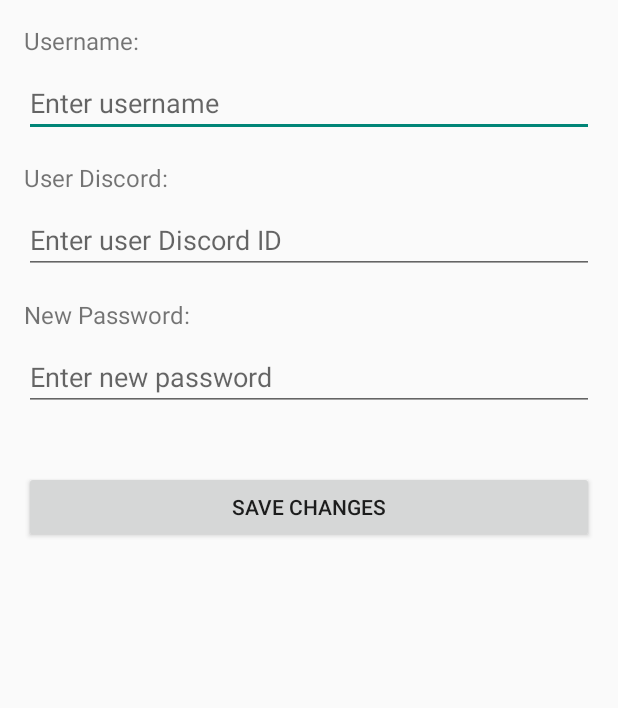
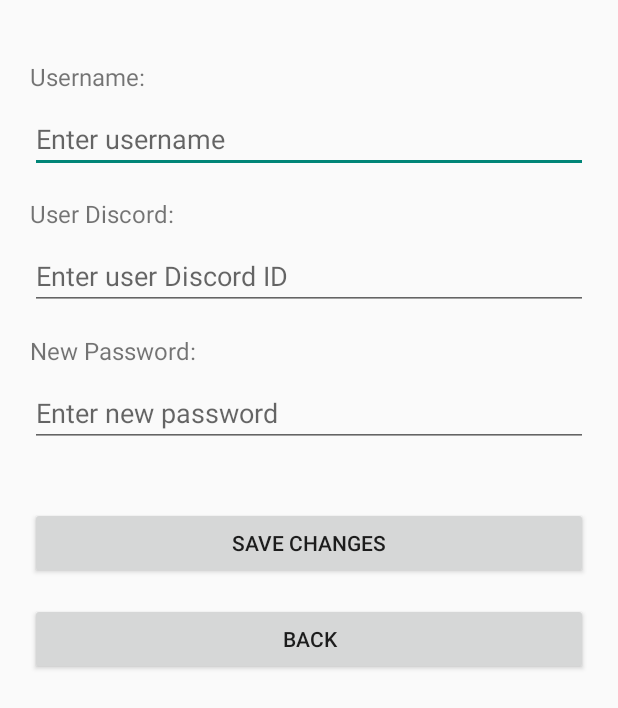
Before and after one commit to samuerudes/HoloTask, an Android app: the accountDetails screen opened directly, with no data from a screen before it, on a phone screen of 412 x 824 dp. Shown: the top 708 px of the screen. Run offline under Robolectric (Android 15) with nearby library versions, the phone set to English and light mode, and no system bars; our stand-ins replace Firebase (no records; nobody signed in at launch, a user with empty details on screens opened directly).

Commit message:
minor changes to accountDetails page

```diff
--- a/app/src/main/java/com/itproject/holotask/accountDetails.java
+++ b/app/src/main/java/com/itproject/holotask/accountDetails.java
@@ -38,6 +38,7 @@ public class accountDetails extends AppCompatActivity {
         editTextUserDiscord = findViewById(R.id.editTextUserDiscord);
         editTextNewPassword = findViewById(R.id.editTextNewPassword);
         buttonSaveChanges = findViewById(R.id.buttonSaveChanges);
+        Button buttonBack = findViewById(R.id.buttonBack);
 
         // Initialize Firebase components
         db = FirebaseFirestore.getInstance();
@@ -59,6 +60,15 @@ public class accountDetails extends AppCompatActivity {
             @Override
             public void onClick(View v) {
                 saveChanges();
+            }
+        });
+
+        buttonBack.setOnClickListener(new View.OnClickListener() {
+            @Override
+            public void onClick(View v) {
+                // Navigate back to MainActivity
+                startActivity(new Intent(accountDetails.this, MainActivity.class));
+                finish(); // Close the current activity
             }
         });
     }
--- a/app/src/main/res/layout/activity_account_details.xml
+++ b/app/src/main/res/layout/activity_account_details.xml
@@ -6,7 +6,9 @@
     android:layout_width="match_parent"
     android:layout_height="match_parent"
     tools:context=".accountDetails"
-    android:padding="16dp">
+    android:paddingLeft="20dp"
+    android:paddingRight="20dp"
+    android:paddingTop="40dp">
 
     <TextView
         android:id="@+id/textViewUsername"
@@ -69,4 +71,12 @@
         android:layout_below="@id/editTextNewPassword"
         android:layout_marginTop="24dp"/>
 
+    <Button
+        android:id="@+id/buttonBack"
+        android:layout_width="match_parent"
+        android:layout_height="wrap_content"
+        android:text="@string/back"
+        android:layout_below="@id/buttonSaveChanges"
+        android:layout_marginTop="16dp"/>
+
 </RelativeLayout>
--- a/app/src/main/res/values/strings.xml
+++ b/app/src/main/res/values/strings.xml
@@ -32,4 +32,5 @@
     <string name="navigation_drawer_open">Open navigation drawer</string>
     <string name="navigation_drawer_close">Close navigation drawer</string>
     <string name="hello_user">Hello, User!</string>
+    <string name="back">Back</string>
 </resources>
```
